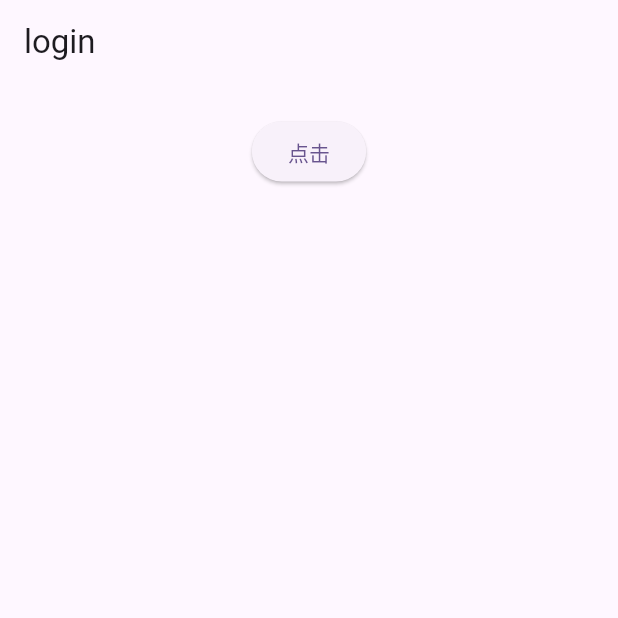
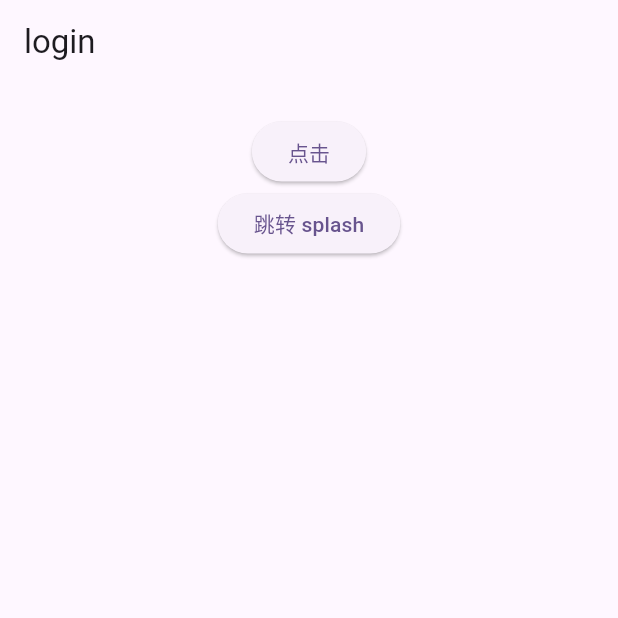
Before and after one commit to ccfnever/flutter_woo_commerce_getx_learn, a Flutter app: the screen it shows after launch, on a phone screen of 412 x 824 dp, the top half of it. Run offline on Flutter 3.47's test engine with Material 2 defaults, Android fonts, the phone set to English and light mode, and no system bars; our stand-ins replace get.

```diff
--- a/lib/common/routers/pages.dart
+++ b/lib/common/routers/pages.dart
@@ -1,5 +1,6 @@
 
 import 'package:flutter_woo_commerce_getx_learn/pages/system/login/index.dart';
+import 'package:flutter_woo_commerce_getx_learn/pages/system/splash/index.dart';
 import 'package:get/get.dart';
 
 class RoutePages {
@@ -9,6 +10,10 @@ class RoutePages {
       name:'/',
       page: () => const LoginPage(),
       binding: LoginBinding(),
+    ),
+    GetPage(
+      name:'/splash',
+      page: () => const SplashPage(),
     )
   ];
 }
--- a/lib/pages/system/login/view.dart
+++ b/lib/pages/system/login/view.dart
@@ -19,6 +19,12 @@ class LoginPage extends GetView<LoginController> {
             },
             child: const Text("点击"),
           ),
+          ElevatedButton(
+            onPressed: () {
+              Get.toNamed("/splash");
+            },
+            child: const Text("跳转 splash"),
+          ),
         ],
       ),
     );
--- /dev/null
+++ b/lib/pages/system/splash/index.dart
@@ -0,0 +1,4 @@
+library splash;
+
+export './controller.dart';
+export './view.dart';
```
Also changed, not shown: lib/pages/system/splash/controller.dart (added, +32 -0 lines), lib/pages/system/splash/view.dart (added, +50 -0 lines).
